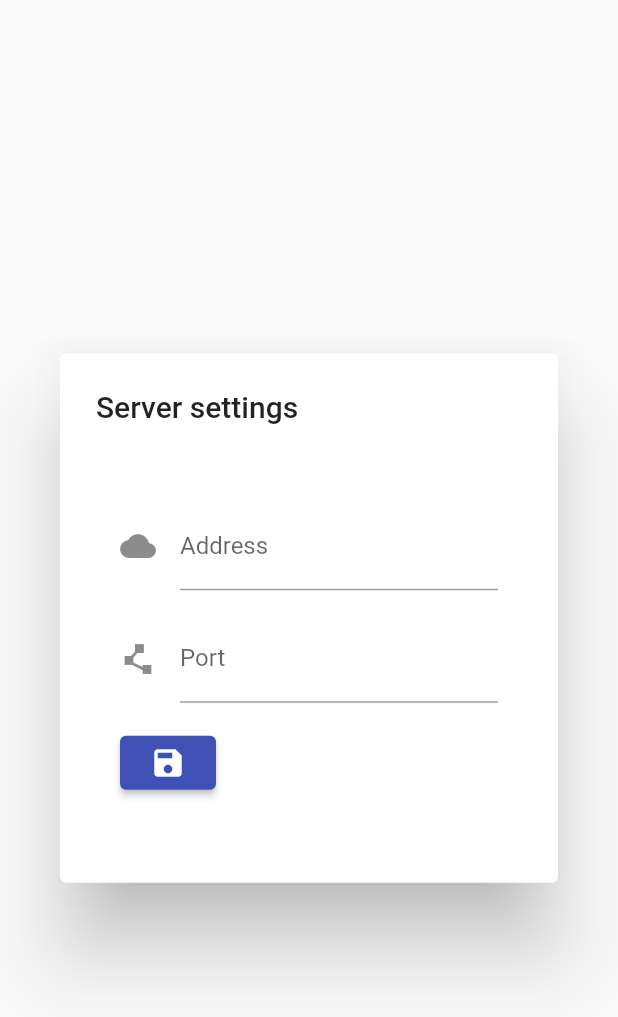
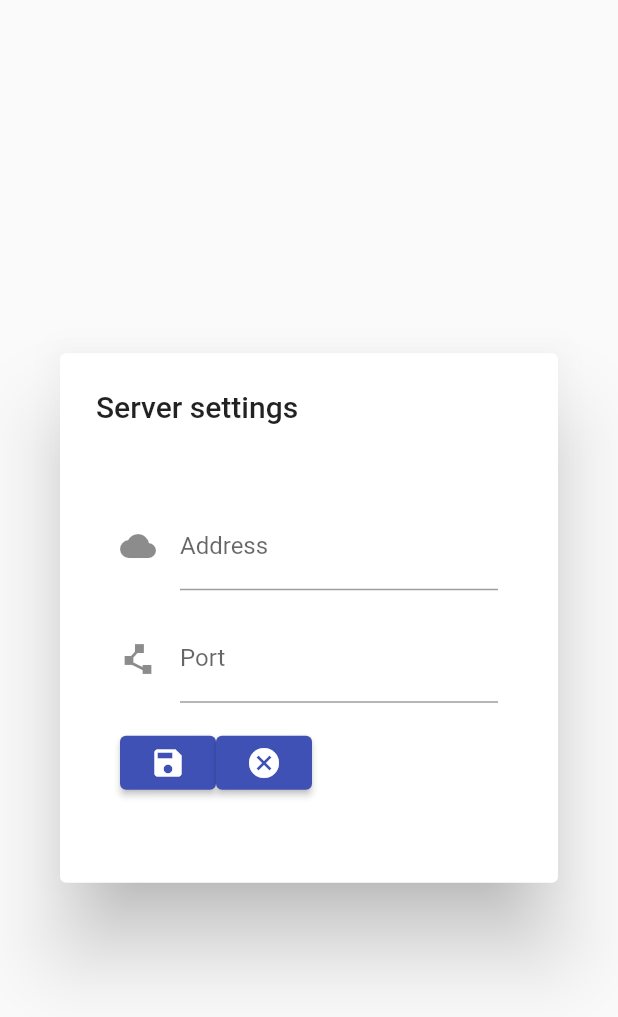
Before and after one commit to RenatoExpert/shuei-client, a Flutter app: the ServerDialog widget shown alone on an empty page, opened directly, on a phone screen of 412 x 824 dp. Shown: the top 1017 px of the screen. Run offline on Flutter 3.47's test engine with Material 2 defaults, Android fonts, the phone set to English and light mode, and no system bars.

Commit message:
adding cancel button

```diff
--- a/lib/main.dart
+++ b/lib/main.dart
@@ -86,13 +86,23 @@ class ServerDialogState extends State<ServerDialog> {
 									),
 									Padding (
 										padding: EdgeInsets.all(8.0),
-										child: ElevatedButton (
+										child: Row (
+											children: <Widget> [
+												ElevatedButton (
 													onPressed: () {
 														if (_formKey.currentState!.validate()) {
 															print('heeey');
 														};
 													},
 													child: Icon(Icons.save),
+												),
+												ElevatedButton (
+													onPressed: () {
+														print('cancel it');
+													},
+													child: Icon(Icons.cancel),
+												),
+											],
 										),
 									),
 								],
```
Lines whose indentation alone changed are shown as unchanged.
